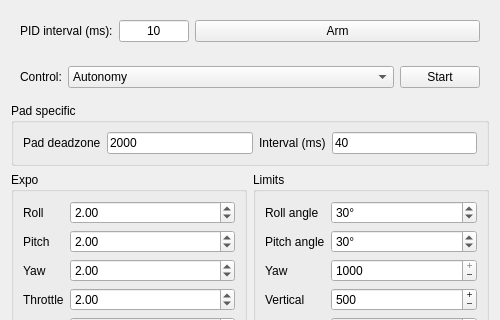
First picture: the form in UiFiles/controlSettings.ui, repository knr-auv/PC_GUI, before the edit; both pictures show x 0 to 500 and y 0 to 320 of the 500 by 670 pixel window.
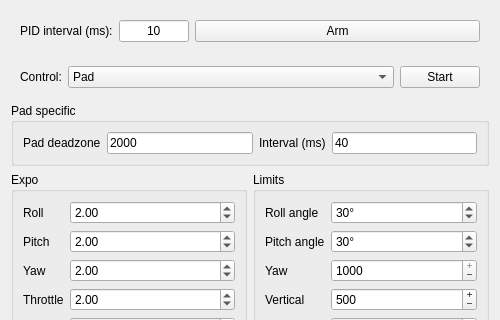
Second picture: the form after the edit.

The edit to the form file:
```diff
--- a/UiFiles/controlSettings.ui
+++ b/UiFiles/controlSettings.ui
@@ -116,11 +116,9 @@
           <verstretch>0</verstretch>
          </sizepolicy>
         </property>
-        <item>
-         <property name="text">
-          <string>Autonomy</string>
-         </property>
-        </item>
+        <property name="focusPolicy">
+         <enum>Qt::WheelFocus</enum>
+        </property>
         <item>
          <property name="text">
           <string>Pad</string>
```
Left out of the diff: 28 changed lines with no effect on the pictures. Lines whose indentation alone changed are shown as unchanged.
